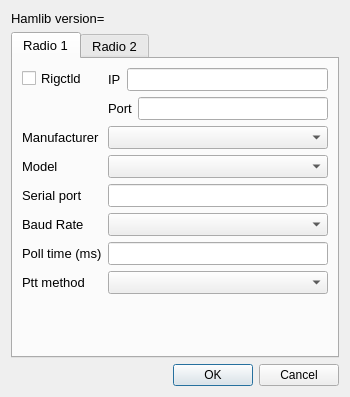
Above: so2sdr/radiodialog.ui from n4ogw/so2sdr before the change. Below: the same form after it.
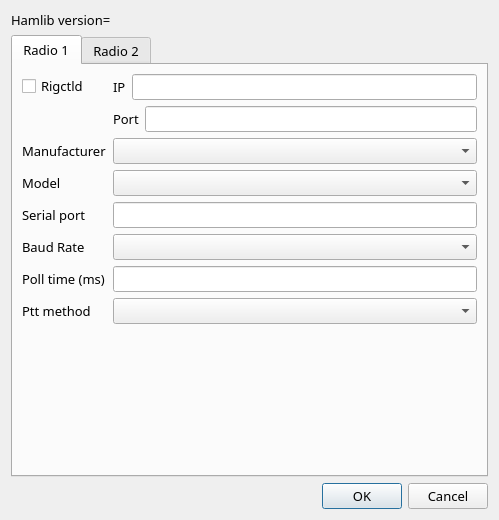
That is the form after the change.

The edit to the form file:
```diff
--- a/so2sdr/radiodialog.ui
+++ b/so2sdr/radiodialog.ui
@@ -6,12 +6,12 @@
    <rect>
     <x>0</x>
     <y>0</y>
-    <width>350</width>
-    <height>397</height>
+    <width>499</width>
+    <height>520</height>
    </rect>
   </property>
   <property name="sizePolicy">
-   <sizepolicy hsizetype="Fixed" vsizetype="Fixed">
+   <sizepolicy hsizetype="MinimumExpanding" vsizetype="MinimumExpanding">
     <horstretch>0</horstretch>
     <verstretch>0</verstretch>
    </sizepolicy>
@@ -24,10 +24,16 @@
   </property>
   <property name="maximumSize">
    <size>
-    <width>350</width>
-    <height>397</height>
+    <width>500</width>
+    <height>520</height>
    </size>
   </property>
+  <property name="font">
+   <font>
+    <family>Sans</family>
+    <pointsize>10</pointsize>
+   </font>
+  </property>
   <property name="windowTitle">
    <string>Radios</string>
   </property>
@@ -394,6 +400,12 @@
    </item>
    <item>
     <widget class="QDialogButtonBox" name="radiodialog_buttons">
+     <property name="font">
+      <font>
+       <family>Sans</family>
+       <pointsize>10</pointsize>
+      </font>
+     </property>
      <property name="orientation">
       <enum>Qt::Horizontal</enum>
      </property>
```
